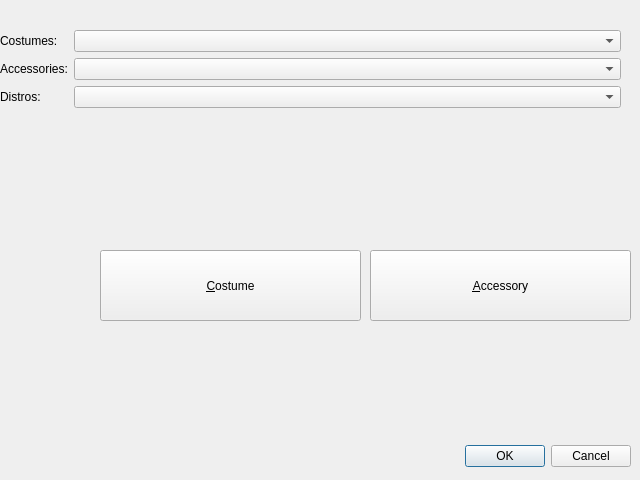
Qt form src/ui/wardrobe_show.ui (pieroproietti/pengui) before a commit.
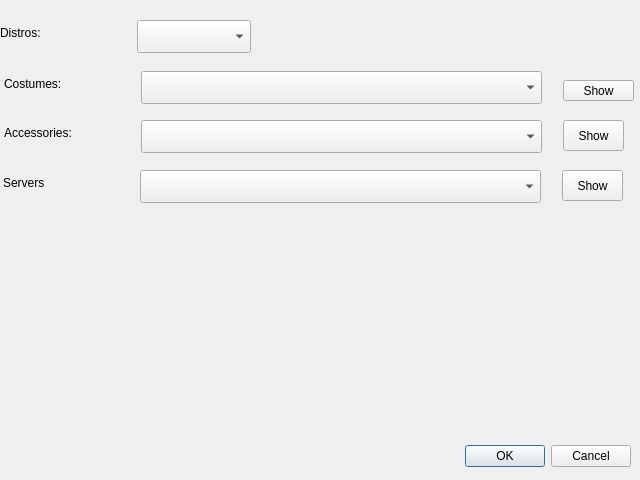
The same form after that commit.

Diff of the .ui file:
```diff
--- a/src/ui/wardrobe_show.ui
+++ b/src/ui/wardrobe_show.ui
@@ -32,47 +32,102 @@
   <widget class="QPushButton" name="pushButtonShowCostume">
    <property name="geometry">
     <rect>
-     <x>100</x>
-     <y>250</y>
-     <width>261</width>
-     <height>71</height>
+     <x>563</x>
+     <y>80</y>
+     <width>71</width>
+     <height>21</height>
     </rect>
    </property>
    <property name="toolTip">
     <string>show selected costume</string>
    </property>
    <property name="text">
-    <string>&amp;Costume</string>
+    <string>Show</string>
    </property>
   </widget>
   <widget class="QPushButton" name="pushButtonShowAccessory">
    <property name="geometry">
     <rect>
-     <x>370</x>
-     <y>250</y>
-     <width>261</width>
-     <height>71</height>
+     <x>563</x>
+     <y>120</y>
+     <width>61</width>
+     <height>31</height>
     </rect>
    </property>
    <property name="toolTip">
     <string>show selected accessory</string>
    </property>
    <property name="text">
-    <string>&amp;Accessory</string>
+    <string>Show</string>
    </property>
   </widget>
-  <widget class="QWidget" name="layoutWidget">
+  <widget class="QLabel" name="labelServers">
    <property name="geometry">
     <rect>
-     <x>0</x>
-     <y>30</y>
-     <width>621</width>
-     <height>181</height>
+     <x>3</x>
+     <y>170</y>
+     <width>131</width>
+     <height>25</height>
     </rect>
    </property>
-   <layout class="QFormLayout" name="formLayout">
-    <item row="0" column="0">
+   <property name="toolTip">
+    <string>Servers</string>
+   </property>
+   <property name="text">
+    <string>Servers</string>
+   </property>
+  </widget>
+  <widget class="QPushButton" name="pushButtonShowServer">
+   <property name="geometry">
+    <rect>
+     <x>562</x>
+     <y>170</y>
+     <width>61</width>
+     <height>31</height>
+    </rect>
+   </property>
+   <property name="toolTip">
+    <string>show selected server</string>
+   </property>
+   <property name="text">
+    <string>Show</string>
+   </property>
+  </widget>
+  <widget class="QComboBox" name="comboBoxServers">
+   <property name="geometry">
+    <rect>
+     <x>140</x>
+     <y>170</y>
+     <width>401</width>
+     <height>33</height>
+    </rect>
+   </property>
+   <property name="toolTip">
+    <string>Select server to show</string>
+   </property>
+  </widget>
+  <widget class="QComboBox" name="comboBoxAccessories">
+   <property name="geometry">
+    <rect>
+     <x>141</x>
+     <y>120</y>
+     <width>401</width>
+     <height>33</height>
+    </rect>
+   </property>
+   <property name="toolTip">
+    <string>Select accessory to show</string>
+   </property>
+  </widget>
      <widget class="QLabel" name="labelCostumes">
+   <property name="geometry">
+    <rect>
+     <x>4</x>
+     <y>71</y>
+     <width>112</width>
+     <height>25</height>
+    </rect>
+   </property>
       <property name="toolTip">
        <string>Costumes</string>
       </property>
@@ -80,16 +135,41 @@
        <string>Costumes:</string>
       </property>
      </widget>
-    </item>
-    <item row="0" column="1">
+  <widget class="QComboBox" name="comboBoxDistros">
+   <property name="geometry">
+    <rect>
+     <x>137</x>
+     <y>20</y>
+     <width>114</width>
+     <height>33</height>
+    </rect>
+   </property>
+   <property name="toolTip">
+    <string>select distribution </string>
+   </property>
+  </widget>
      <widget class="QComboBox" name="comboBoxCostumes">
+   <property name="geometry">
+    <rect>
+     <x>141</x>
+     <y>71</y>
+     <width>401</width>
+     <height>33</height>
+    </rect>
+   </property>
       <property name="toolTip">
        <string>Select the costume to wear</string>
       </property>
      </widget>
-    </item>
-    <item row="1" column="0">
      <widget class="QLabel" name="labelAccessories">
+   <property name="geometry">
+    <rect>
+     <x>4</x>
+     <y>120</y>
+     <width>131</width>
+     <height>25</height>
+    </rect>
+   </property>
       <property name="toolTip">
        <string>Accessories: applied to costumes </string>
       </property>
@@ -97,32 +177,21 @@
        <string>Accessories:</string>
       </property>
      </widget>
-    </item>
-    <item row="1" column="1">
-     <widget class="QComboBox" name="comboBoxAccessories">
-      <property name="toolTip">
-       <string>Select the accessories to wear</string>
-      </property>
-     </widget>
-    </item>
-    <item row="2" column="0">
      <widget class="QLabel" name="labelDistro">
+   <property name="geometry">
+    <rect>
+     <x>0</x>
+     <y>20</y>
+     <width>81</width>
+     <height>25</height>
+    </rect>
+   </property>
       <property name="toolTip">
        <string>distros</string>
       </property>
       <property name="text">
        <string>Distros:</string>
       </property>
-     </widget>
-    </item>
-    <item row="2" column="1">
-     <widget class="QComboBox" name="comboBoxDistros">
-      <property name="toolTip">
-       <string>select distribution </string>
-      </property>
-     </widget>
-    </item>
-   </layout>
   </widget>
  </widget>
  <resources/>
```
Lines whose indentation alone changed are shown as unchanged.
